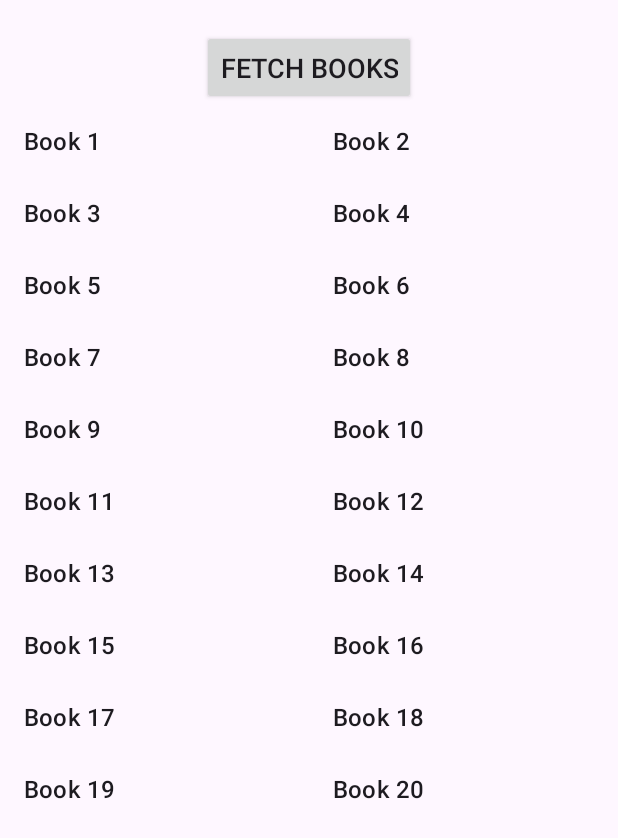
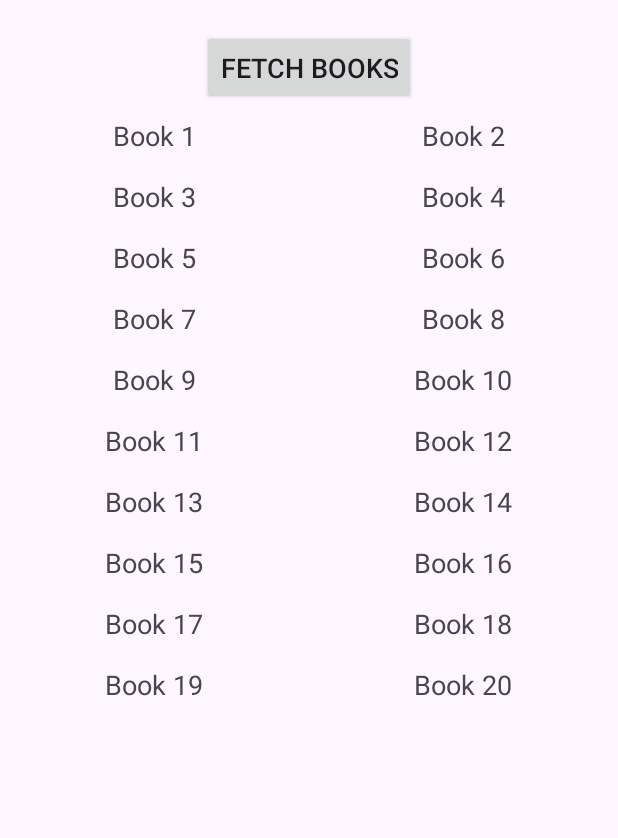
Before and after one commit to pepipe/books-android-client, an Android app: the screen it shows after launch (MainActivity), after a tap on "FETCH BOOKS", on a phone screen of 412 x 824 dp. Shown: the top 838 px of the screen. Run offline under Robolectric (Android 15) with nearby library versions, the phone set to English and light mode, and no system bars.

Commit message:
setup book text to be centered

```diff
--- a/app/src/main/AndroidManifest.xml
+++ b/app/src/main/AndroidManifest.xml
@@ -10,7 +10,7 @@
         android:label="@string/app_name"
         android:roundIcon="@mipmap/ic_launcher_round"
         android:supportsRtl="true"
-        android:theme="@style/Theme.BooksClient"
+        android:theme="@style/Base.Theme.BooksClient"
         tools:targetApi="31">
         <activity
             android:name=".MainActivity"
--- a/app/src/main/java/com/example/booksclient/ui/adapter/BooksAdapter.java
+++ b/app/src/main/java/com/example/booksclient/ui/adapter/BooksAdapter.java
@@ -1,5 +1,6 @@
 package com.example.booksclient.ui.adapter;
 
+import android.text.TextUtils;
 import android.view.LayoutInflater;
 import android.view.View;
 import android.view.ViewGroup;
@@ -8,6 +9,9 @@ import android.widget.TextView;
 import androidx.annotation.NonNull;
 import androidx.recyclerview.widget.RecyclerView;
 
+import com.example.booksclient.R;
+
+import java.util.Arrays;
 import java.util.List;
 
 public class BooksAdapter extends RecyclerView.Adapter<BooksAdapter.BookViewHolder> {
@@ -20,13 +24,21 @@ public class BooksAdapter extends RecyclerView.Adapter<BooksAdapter.BookViewHold
     @NonNull
     @Override
     public BookViewHolder onCreateViewHolder(@NonNull ViewGroup parent, int viewType) {
-        View view = LayoutInflater.from(parent.getContext()).inflate(android.R.layout.simple_list_item_1, parent, false);
+        View view = LayoutInflater.from(parent.getContext()).inflate(R.layout.item_book, parent, false);
         return new BookViewHolder(view);
     }
 
     @Override
     public void onBindViewHolder(@NonNull BookViewHolder holder, int position) {
-        holder.bookTitle.setText(books.get(position));
+        String title = books.get(position);
+
+        // Limit to 5 words (you can adjust this value)
+        String[] words = title.split(" ");
+        if (words.length > 5) {
+            title = TextUtils.join(" ", Arrays.copyOfRange(words, 0, 5)) + "...";
+        }
+
+        holder.bookTitle.setText(title);
     }
 
     @Override
@@ -44,7 +56,7 @@ public class BooksAdapter extends RecyclerView.Adapter<BooksAdapter.BookViewHold
 
         public BookViewHolder(View itemView) {
             super(itemView);
-            bookTitle = itemView.findViewById(android.R.id.text1);
+            bookTitle = itemView.findViewById(R.id.bookTitle);
         }
     }
 }
--- a/app/src/main/res/layout/activity_main.xml
+++ b/app/src/main/res/layout/activity_main.xml
@@ -23,5 +23,5 @@
         android:layout_below="@id/fetchBooksButton"
         android:layout_marginTop="70dp"
         android:scrollbars="vertical"
-        />
+        android:scrollbarSize="12dp"/>
 </androidx.coordinatorlayout.widget.CoordinatorLayout>
--- /dev/null
+++ b/app/src/main/res/layout/item_book.xml
@@ -0,0 +1,15 @@
+<LinearLayout xmlns:android="http://schemas.android.com/apk/res/android"
+    android:layout_width="match_parent"
+    android:layout_height="wrap_content"
+    android:orientation="vertical"
+    android:padding="8dp">
+
+    <TextView
+        android:id="@+id/bookTitle"
+        android:layout_width="match_parent"
+        android:layout_height="wrap_content"
+        android:gravity="center"
+        android:textSize="18sp"
+        android:maxLines="1"
+        android:ellipsize="end" />
+</LinearLayout>
--- a/app/src/main/res/values-night/themes.xml
+++ b/app/src/main/res/values-night/themes.xml
@@ -1,7 +1,16 @@
 <resources xmlns:tools="http://schemas.android.com/tools">
     <!-- Base application theme. -->
     <style name="Base.Theme.BooksClient" parent="Theme.Material3.DayNight.NoActionBar">
-        <!-- Customize your dark theme here. -->
-        <!-- <item name="colorPrimary">@color/my_dark_primary</item> -->
+        <!-- Primary brand color. -->
+        <item name="colorPrimary">@color/purple_200</item>
+        <item name="colorPrimaryVariant">@color/purple_700</item>
+        <item name="colorOnPrimary">@color/black</item>
+        <!-- Secondary brand color. -->
+        <item name="colorSecondary">@color/teal_200</item>
+        <item name="colorSecondaryVariant">@color/teal_200</item>
+        <item name="colorOnSecondary">@color/black</item>
+        <!-- Status bar color. -->
+        <item name="android:statusBarColor">?attr/colorPrimaryVariant</item>
+        <!-- Customize your theme here. -->
     </style>
 </resources>
--- a/app/src/main/res/values/colors.xml
+++ b/app/src/main/res/values/colors.xml
@@ -1,5 +1,10 @@
 <?xml version="1.0" encoding="utf-8"?>
 <resources>
+    <color name="purple_200">#FFBB86FC</color>
+    <color name="purple_500">#FF6200EE</color>
+    <color name="purple_700">#FF3700B3</color>
+    <color name="teal_200">#FF03DAC5</color>
+    <color name="teal_700">#FF018786</color>
     <color name="black">#FF000000</color>
     <color name="white">#FFFFFFFF</color>
 </resources>
--- a/app/src/main/res/values/themes.xml
+++ b/app/src/main/res/values/themes.xml
@@ -1,9 +1,16 @@
 <resources xmlns:tools="http://schemas.android.com/tools">
     <!-- Base application theme. -->
     <style name="Base.Theme.BooksClient" parent="Theme.Material3.DayNight.NoActionBar">
-        <!-- Customize your light theme here. -->
-        <!-- <item name="colorPrimary">@color/my_light_primary</item> -->
+        <!-- Primary brand color. -->
+        <item name="colorPrimary">@color/purple_500</item>
+        <item name="colorPrimaryVariant">@color/purple_700</item>
+        <item name="colorOnPrimary">@color/white</item>
+        <!-- Secondary brand color. -->
+        <item name="colorSecondary">@color/teal_200</item>
+        <item name="colorSecondaryVariant">@color/teal_700</item>
+        <item name="colorOnSecondary">@color/black</item>
+        <!-- Status bar color. -->
+        <item name="android:statusBarColor">?attr/colorPrimaryVariant</item>
+        <!-- Customize your theme here. -->
     </style>
-
-    <style name="Theme.BooksClient" parent="Base.Theme.BooksClient" />
 </resources>
```
